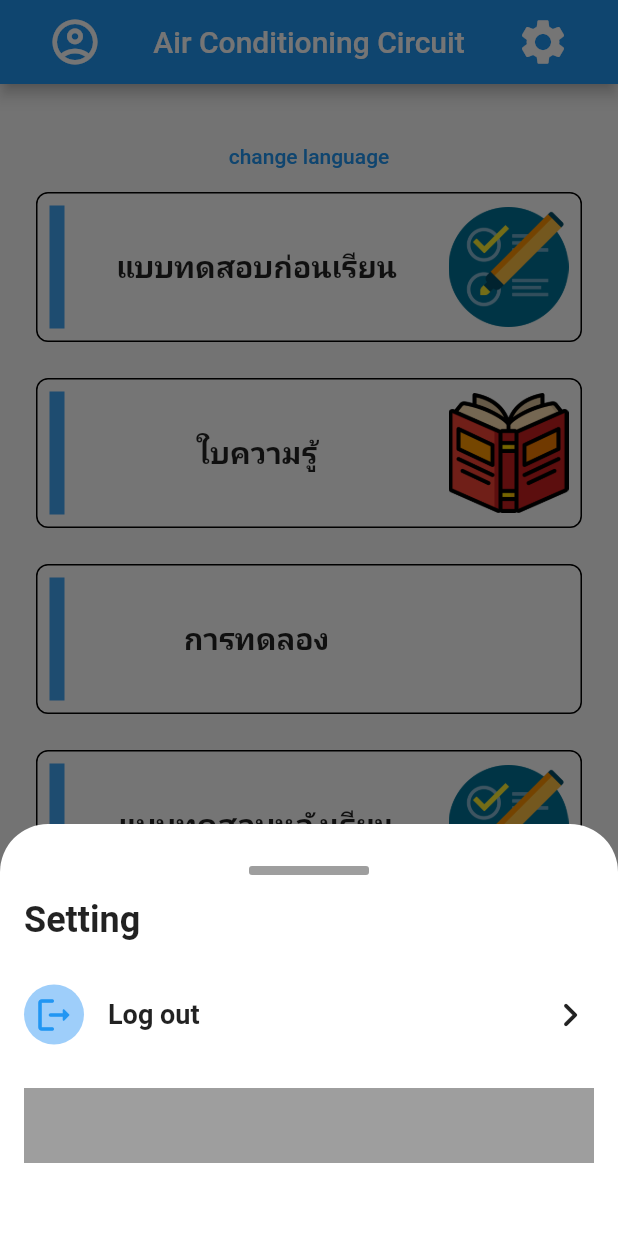
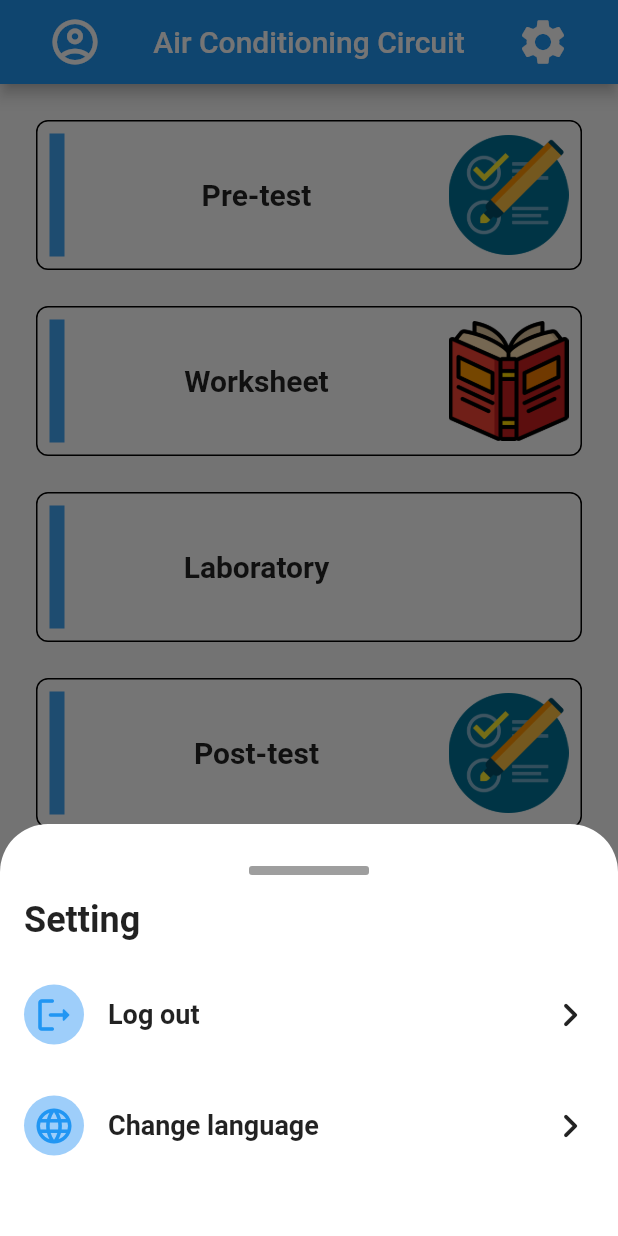
Before and after one commit to korkeng/flutter-sample-app, a Flutter app: the screen it shows after launch, after a tap on the "settings" icon, on a phone screen of 412 x 824 dp. Run offline on Flutter 3.47's test engine with Material 2 defaults, Android fonts, the phone set to English and light mode, and no system bars; our stand-ins replace easy_localization; Roboto replaces fonts that are missing (Subject Condensed).

Commit message:
Change language

```diff
--- a/lib/assets/constants/translation_keys.dart
+++ b/lib/assets/constants/translation_keys.dart
@@ -1,4 +1,10 @@
 class TranslationKey {
   static const String settingPage = 'setting_page';
   static const String mainPage = 'main_page';
+  static const String pretest = 'pre_test';
+  static const String worksheet = 'work_sheet';
+  static const String laboratory = 'laboratory';
+  static const String posttest = 'post_test';
+  static const String satisfactionsurvey = 'satisfactionsurvey';
+  static const String changelanguage = 'change_language';
 }
--- a/lib/assets/translations/en.json
+++ b/lib/assets/translations/en.json
@@ -1,4 +1,10 @@
 {
     "setting_page": "Setting",
-    "main_page": "Air Conditioning Circuit"
+    "main_page": "Air Conditioning Circuit",
+    "pre_test": "Pre-test",
+    "work_sheet": "Worksheet",
+    "laboratory": "Laboratory",
+    "post_test": "Post-test",
+    "satisfactionsurvey": "Satisfaction survey",
+    "change_language": "Change language"
 }
--- a/lib/assets/translations/th.json
+++ b/lib/assets/translations/th.json
@@ -1,4 +1,10 @@
 {
     "setting_page": "ตั้งค่า",
-    "main_page": "วงจรเครื่องปรับอากาศ"
+    "main_page": "วงจรเครื่องปรับอากาศ",
+    "pre_test": "แบบทดสอบก่อนเรียน",
+    "work_sheet": "ใบความรู้",
+    "laboratory": "การทดลอง",
+    "post_test": "แบบทดสอบหลังเรียน",
+    "satisfactionsurvey": "แบบประเมินความพึงพอใจ",
+    "change_language": "เปลี่ยนภาษา"
 }
--- a/lib/src/components/custom_appbar.dart
+++ b/lib/src/components/custom_appbar.dart
@@ -2,6 +2,7 @@ import 'package:easy_localization/easy_localization.dart';
 import 'package:flutter/material.dart';
 import 'package:sample_app/assets/constants/translation_keys.dart';
 import 'package:sample_app/src/components/custom_buttom_sheet.dart';
+import 'package:sample_app/src/widgets/change_language.dart';
 import 'package:sample_app/src/widgets/logout_widget.dart';
 
 class CustomAppBar extends AppBar {
@@ -47,10 +48,7 @@ class CustomAppBar extends AppBar {
                             const SizedBox(height: 24),
                             const LogoutWidget(),
                             const SizedBox(height: 24),
-                            Container(
-                              height: 50,
-                              color: Colors.black38,
-                            ),
+                            const Changelanguage(),
                           ],
                         ),
                       );
--- a/lib/src/pages/main_page.dart
+++ b/lib/src/pages/main_page.dart
@@ -27,43 +27,33 @@ class _MainPageState extends State<MainPage> {
             padding: const EdgeInsets.all(24),
             child: Column(
               children: [
-                TextButton(
-                  onPressed: () async {
-                    await context.setLocale(
-                      context.locale.toString() == 'en'
-                          ? const Locale('th')
-                          : const Locale('en'),
-                    );
-                  },
-                  child: const Text('change language'),
-                ),
                 MenuCard(
                   image: ImagePath.test,
-                  text: 'แบบทดสอบก่อนเรียน',
+                  text: tr(TranslationKey.pretest),
                   colors: Colors.blue.shade400,
                 ),
                 const SizedBox(height: 24),
                 MenuCard(
                   image: ImagePath.book,
-                  text: 'ใบความรู้',
+                  text: tr(TranslationKey.worksheet),
                   colors: Colors.blue.shade400,
                 ),
                 const SizedBox(height: 24),
                 MenuCard(
                   image: ImagePath.circuit,
-                  text: 'การทดลอง',
+                  text: tr(TranslationKey.laboratory),
                   colors: Colors.blue.shade400,
                 ),
                 const SizedBox(height: 24),
                 MenuCard(
                   image: ImagePath.test,
-                  text: 'แบบทดสอบหลังเรียน',
+                  text: tr(TranslationKey.posttest),
                   colors: Colors.blue.shade400,
                 ),
                 const SizedBox(height: 24),
                 MenuCard(
                   image: ImagePath.smile,
-                  text: 'แบบประเมินความพึงพอใจ',
+                  text: tr(TranslationKey.satisfactionsurvey),
                   colors: Colors.blue.shade400,
                 ),
               ],
--- /dev/null
+++ b/lib/src/widgets/change_language.dart
@@ -0,0 +1,58 @@
+import 'package:flutter/material.dart';
+import 'package:sample_app/utils/add_import.dart';
+
+class Changelanguage extends StatelessWidget {
+  const Changelanguage({Key? key}) : super(key: key);
+
+  @override
+  Widget build(BuildContext context) {
+    return GestureDetector(
+      onTap: () async {
+        await context.setLocale(
+          context.locale.toString() == 'en'
+              ? const Locale('th')
+              : const Locale('en'),
+        );
+      },
+      child: Container(
+        color: Colors.transparent,
+        height: 50,
+        child: Row(
+          mainAxisAlignment: MainAxisAlignment.spaceBetween,
+          children: [
+            Row(
+              children: [
+                Container(
+                  width: 40,
+                  height: 40,
+                  alignment: Alignment.center,
+                  decoration: const BoxDecoration(
+                    shape: BoxShape.circle,
+                    color: Color(0xFF9ECEFA),
+                  ),
+                  child: const Icon(
+                    Icons.language,
+                    color: Colors.blue,
+                    size: 28,
+                  ),
+                ),
+                const SizedBox(width: 16),
+                const Text(
+                  'Change language',
+                  style: TextStyle(
+                    fontWeight: FontWeight.bold,
+                    fontSize: 18,
+                  ),
+                ),
+              ],
+            ),
+            const Icon(
+              Icons.chevron_right_rounded,
+              size: 32,
+            ),
+          ],
+        ),
+      ),
+    );
+  }
+}
```
Also changed, not shown: pubspec.lock.
